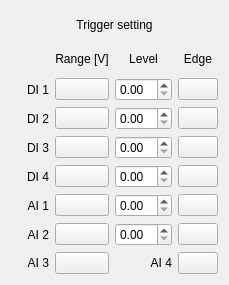
Qt form settingTriggerSetting.ui (coucou1121/Datalogger) before a commit.
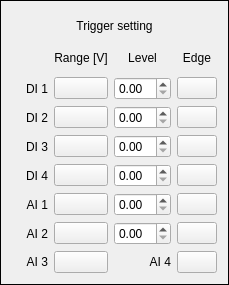
The same form after that commit.

Commit message: Add settingChannelSelection and settingPreTriggerPercentage on settingWindow

What changed in the file:
```diff
--- a/settingTriggerSetting.ui
+++ b/settingTriggerSetting.ui
@@ -1,7 +1,7 @@
 <?xml version="1.0" encoding="UTF-8"?>
 <ui version="4.0">
  <class>SettingTriggerSetting</class>
- <widget class="QWidget" name="SettingTriggerSetting">
+ <widget class="QFrame" name="SettingTriggerSetting">
   <property name="geometry">
    <rect>
     <x>0</x>
@@ -13,6 +13,9 @@
   <property name="windowTitle">
    <string>Form</string>
   </property>
+  <property name="frameShape">
+   <enum>QFrame::Box</enum>
+  </property>
   <layout class="QGridLayout" name="gridLayout">
    <item row="7" column="1">
     <widget class="QPushButton" name="pushButtonRangeAI2">
```
The commit also changes 21 other files.
